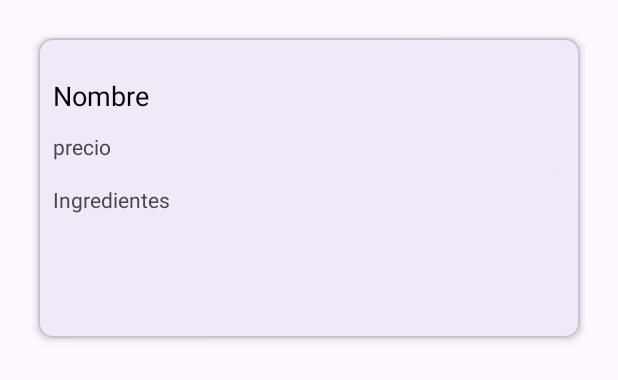
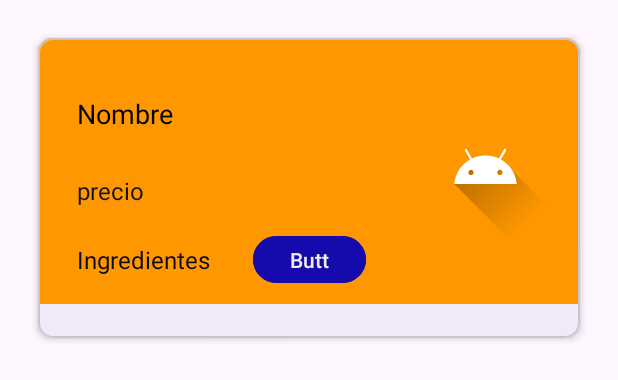
Before and after one commit to IvanGS04/KangrePonce, an Android app: the layout list_item.xml on its own in the app's theme, with its tools: preview values and no code run, on a phone screen of 412 x 824 dp. Shown: the top 380 px of the screen. Run offline under Robolectric (Android 15) with nearby library versions, the phone set to English and light mode, and no system bars; Roboto replaces fonts that are not available here.

Commit message:
ImagenesAPI

```diff
--- a/app/build.gradle
+++ b/app/build.gradle
@@ -40,4 +40,7 @@ dependencies {
     implementation 'com.squareup.retrofit2:retrofit:2.9.0'
     implementation 'com.squareup.retrofit2:converter-gson:2.9.0'
     implementation 'com.squareup.picasso:picasso:2.5.2'
+    implementation 'com.android.volley:volley:1.2.1'
+    implementation 'com.github.bumptech.glide:glide:4.12.0'
+    annotationProcessor 'com.github.bumptech.glide:compiler:4.12.0'
 }
--- a/app/src/main/java/com/example/kangreponce/Comida.java
+++ b/app/src/main/java/com/example/kangreponce/Comida.java
@@ -3,11 +3,15 @@ package com.example.kangreponce;
 import java.util.List;
 
 import retrofit2.Call;
+import retrofit2.http.Field;
+import retrofit2.http.FormUrlEncoded;
 import retrofit2.http.GET;
+import retrofit2.http.POST;
 
 public interface Comida {
 
     @GET("comida/")
     Call<List<ComidaClass>> getPosts();
 
+
 }
--- a/app/src/main/res/layout/list_item.xml
+++ b/app/src/main/res/layout/list_item.xml
@@ -12,24 +12,17 @@
     <androidx.constraintlayout.widget.ConstraintLayout
         android:layout_width="match_parent"
         android:layout_height="177dp"
+        android:background="#FF9800"
+        android:backgroundTint="#FF9800"
         android:padding="10dp">
 
-
-        <ImageView
-            android:id="@+id/imageComida"
-            android:layout_width="wrap_content"
-            android:layout_height="wrap_content"
-            android:layout_marginEnd="4dp"
-            app:layout_constraintBottom_toBottomOf="parent"
-            app:layout_constraintEnd_toEndOf="parent"
-            app:layout_constraintTop_toTopOf="parent"
-            tools:srcCompat="@tools:sample/avatars" />
 
         <TextView
             android:id="@+id/nombre"
             android:layout_width="wrap_content"
             android:layout_height="wrap_content"
-            android:layout_marginTop="16dp"
+            android:layout_marginStart="16dp"
+            android:layout_marginTop="28dp"
             android:text="Nombre"
             android:textColor="@color/black"
             android:textSize="18sp"
@@ -40,8 +33,11 @@
             android:id="@+id/precio"
             android:layout_width="wrap_content"
             android:layout_height="wrap_content"
-            android:layout_marginTop="12dp"
+            android:layout_marginStart="16dp"
+            android:layout_marginTop="28dp"
             android:text="precio"
+            android:textColor="#131313"
+            android:textSize="16sp"
             app:layout_constraintStart_toStartOf="parent"
             app:layout_constraintTop_toBottomOf="@id/nombre" />
 
@@ -49,9 +45,39 @@
             android:id="@+id/ingredientes"
             android:layout_width="wrap_content"
             android:layout_height="wrap_content"
-            android:layout_marginTop="16dp"
+            android:layout_marginStart="16dp"
+            android:layout_marginTop="24dp"
             android:text="Ingredientes"
+            android:textColor="#090909"
+            android:textSize="16sp"
             app:layout_constraintStart_toStartOf="parent"
             app:layout_constraintTop_toBottomOf="@id/precio" />
+
+        <ImageView
+            android:id="@+id/imageComida"
+            android:layout_width="98dp"
+            android:layout_height="99dp"
+            app:layout_constraintBottom_toBottomOf="parent"
+            app:layout_constraintEnd_toEndOf="parent"
+            app:layout_constraintHorizontal_bias="0.984"
+            app:layout_constraintStart_toStartOf="parent"
+            app:layout_constraintTop_toTopOf="parent"
+            app:layout_constraintVertical_bias="0.492"
+            app:srcCompat="@drawable/ic_launcher_foreground" />
+
+        <Button
+            android:id="@+id/button"
+            android:layout_width="75dp"
+            android:layout_height="39dp"
+            android:backgroundTint="#150BAC"
+            android:text="Button"
+            android:textColor="#F1EBEB"
+            app:layout_constraintBottom_toBottomOf="parent"
+            app:layout_constraintEnd_toEndOf="parent"
+            app:layout_constraintStart_toStartOf="parent"
+            app:layout_constraintTop_toTopOf="parent"
+            app:layout_constraintVertical_bias="1.0" />
+
     </androidx.constraintlayout.widget.ConstraintLayout>
+
 </com.google.android.material.card.MaterialCardView>
```
Also changed, not shown: app/src/main/java/com/example/kangreponce/ComidaClass.java (+11 -2 lines), app/src/main/java/com/example/kangreponce/Desarializer.java (deleted, +0 -23 lines), app/src/main/java/com/example/kangreponce/Index.java (+19 -1 lines), app/src/main/java/com/example/kangreponce/KangrePonce.java (deleted, +0 -105 lines), app/src/main/java/com/example/kangreponce/PostsAdapter.java (+11 -0 lines), app/src/main/java/com/example/kangreponce/Vehiculos.java (deleted, +0 -11 lines), app/src/main/java/com/example/kangreponce/VehiculosClass.java (deleted, +0 -74 lines), app/src/main/res/layout/activity_index.xml (+7 -0 lines).
